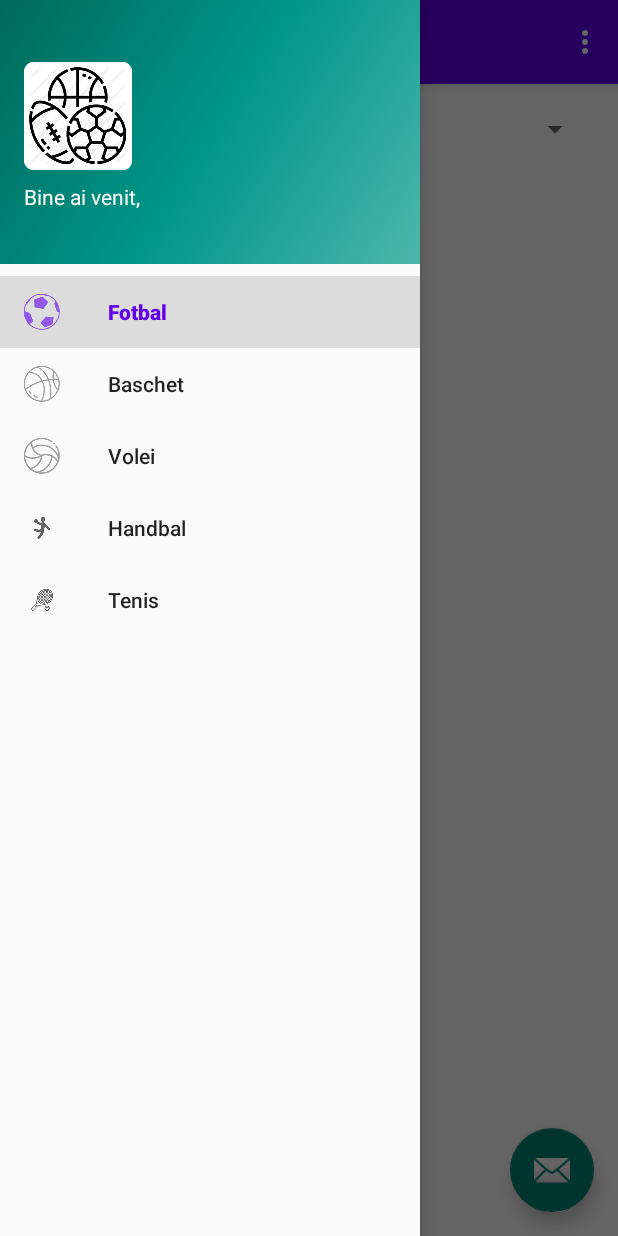
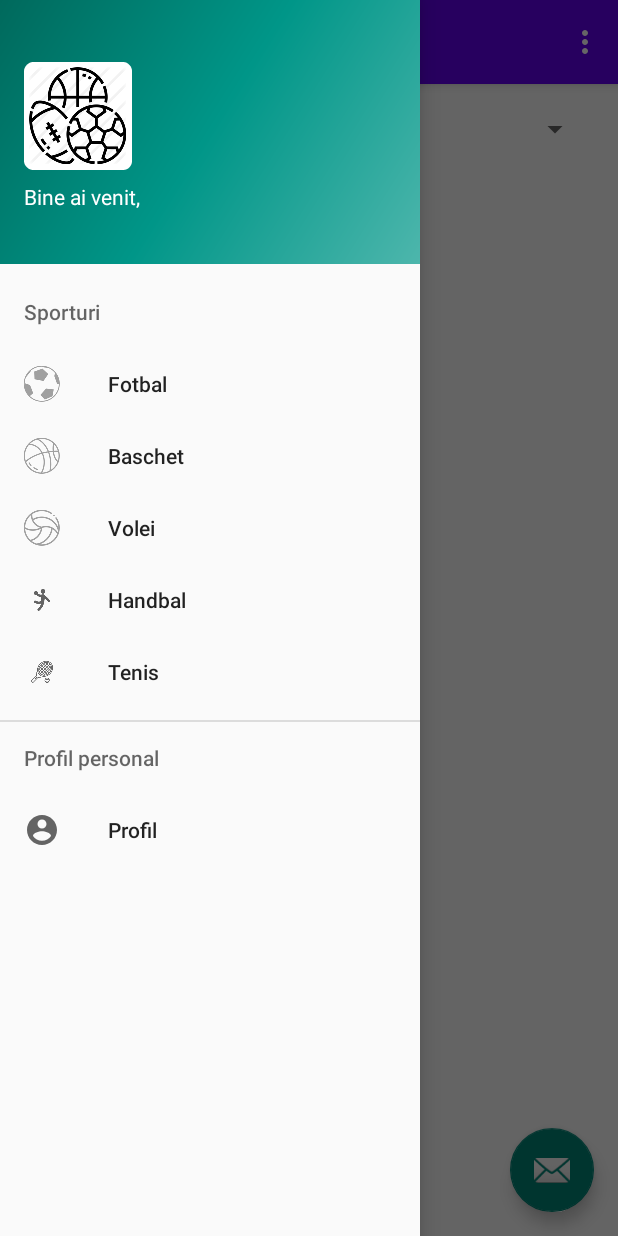
Before and after one commit to mariusburlacu/FirstApp, an Android app: the MainActivity2 screen opened directly, with no data from a screen before it, with the side drawer open, on a phone screen of 412 x 824 dp. Run offline under Robolectric (Android 15) with nearby library versions, the light colour scheme and no system bars; our stand-ins replace Firebase (no records; nobody signed in at launch, a user with empty details on screens opened directly), navigation-ui.

Commit message:
Adaugare meniu profil in drawer si posibilitatea accesarii lui

```diff
--- a/app/src/main/java/com/example/firstapp/MainActivity2.java
+++ b/app/src/main/java/com/example/firstapp/MainActivity2.java
@@ -49,7 +49,7 @@ public class MainActivity2 extends AppCompatActivity {
         // Passing each menu ID as a set of Ids because each
         // menu should be considered as top level destinations.
         mAppBarConfiguration = new AppBarConfiguration.Builder(
-                R.id.nav_fotbal, R.id.nav_baschet, R.id.nav_volei, R.id.nav_handbal, R.id.nav_tenis)
+                R.id.nav_fotbal, R.id.nav_baschet, R.id.nav_volei, R.id.nav_handbal, R.id.nav_tenis, R.id.nav_profil)
                 .setDrawerLayout(drawer)
                 .build();
         NavController navController = Navigation.findNavController(this, R.id.nav_host_fragment);
--- /dev/null
+++ b/app/src/main/res/drawable/ic_baseline_account_circle_24.xml
@@ -0,0 +1,10 @@
+<vector xmlns:android="http://schemas.android.com/apk/res/android"
+    android:width="24dp"
+    android:height="24dp"
+    android:viewportWidth="24"
+    android:viewportHeight="24"
+    android:tint="?attr/colorControlNormal">
+  <path
+      android:fillColor="@android:color/white"
+      android:pathData="M12,2C6.48,2 2,6.48 2,12s4.48,10 10,10 10,-4.48 10,-10S17.52,2 12,2zM12,5c1.66,0 3,1.34 3,3s-1.34,3 -3,3 -3,-1.34 -3,-3 1.34,-3 3,-3zM12,19.2c-2.5,0 -4.71,-1.28 -6,-3.22 0.03,-1.99 4,-3.08 6,-3.08 1.99,0 5.97,1.09 6,3.08 -1.29,1.94 -3.5,3.22 -6,3.22z"/>
+</vector>
--- /dev/null
+++ b/app/src/main/res/layout/fragment_profil.xml
@@ -0,0 +1,6 @@
+<?xml version="1.0" encoding="utf-8"?>
+<androidx.constraintlayout.widget.ConstraintLayout
+    xmlns:android="http://schemas.android.com/apk/res/android" android:layout_width="match_parent"
+    android:layout_height="match_parent">
+
+</androidx.constraintlayout.widget.ConstraintLayout>
--- a/app/src/main/res/menu/activity_main_drawer.xml
+++ b/app/src/main/res/menu/activity_main_drawer.xml
@@ -3,6 +3,8 @@
     xmlns:tools="http://schemas.android.com/tools"
     tools:showIn="navigation_view">
 
+    <item android:title="@string/sporturi">
+        <menu>
             <group android:checkableBehavior="single">
                 <item
                     android:id="@+id/nav_fotbal"
@@ -26,3 +28,20 @@
                     android:title="@string/menu_tenis" />
             </group>
         </menu>
+    </item>
+
+
+    <item android:title="@string/profilPersonal">
+        <menu>
+            <group>
+                <item
+                    android:id="@+id/nav_profil"
+                    android:icon="@drawable/ic_baseline_account_circle_24"
+                    android:title="@string/profil"
+                    />
+            </group>
+        </menu>
+    </item>
+
+
+</menu>
--- a/app/src/main/res/navigation/mobile_navigation.xml
+++ b/app/src/main/res/navigation/mobile_navigation.xml
@@ -34,4 +34,10 @@
         android:name="com.example.firstapp.TenisFragment"
         android:label="@string/menu_tenis"
         tools:layout="@layout/fragment_tenis" />
+
+    <fragment
+        android:id="@+id/nav_profil"
+        android:name="com.example.firstapp.ProfilFragment"
+        android:label="@string/menu_profil"
+        tools:layout="@layout/fragment_profil" />
 </navigation>
--- a/app/src/main/res/values/strings.xml
+++ b/app/src/main/res/values/strings.xml
@@ -46,6 +46,10 @@
     <string name="teren_acoperit">acoperit</string>
     <string name="teren_aer_liber">aer liber</string>
     <string name="tip_teren">Alegeti tip teren</string>
+    <string name="profil">Profil</string>
+    <string name="sporturi">Sporturi</string>
+    <string name="profilPersonal">Profil personal</string>
+    <string name="menu_profil">Profil</string>
 
     <string-array name="sectoare">
         <item>Toate</item>
```
Also changed, not shown: app/src/main/java/com/example/firstapp/ProfilFragment.java (added, +19 -0 lines). Lines whose indentation alone changed are shown as unchanged.
